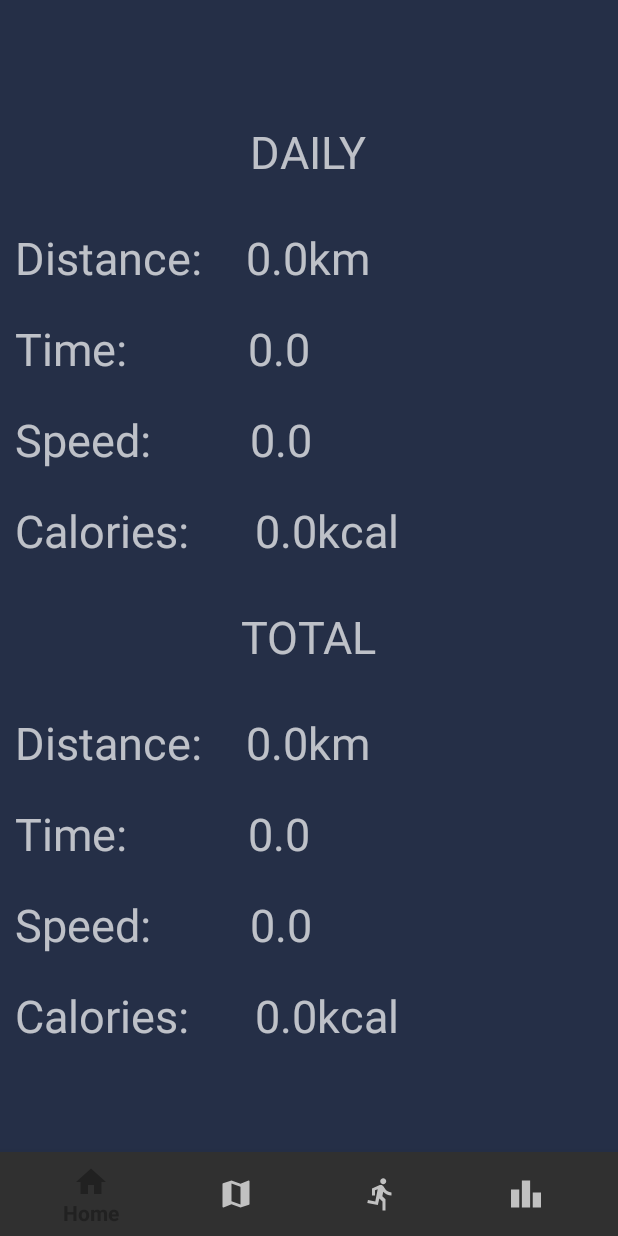
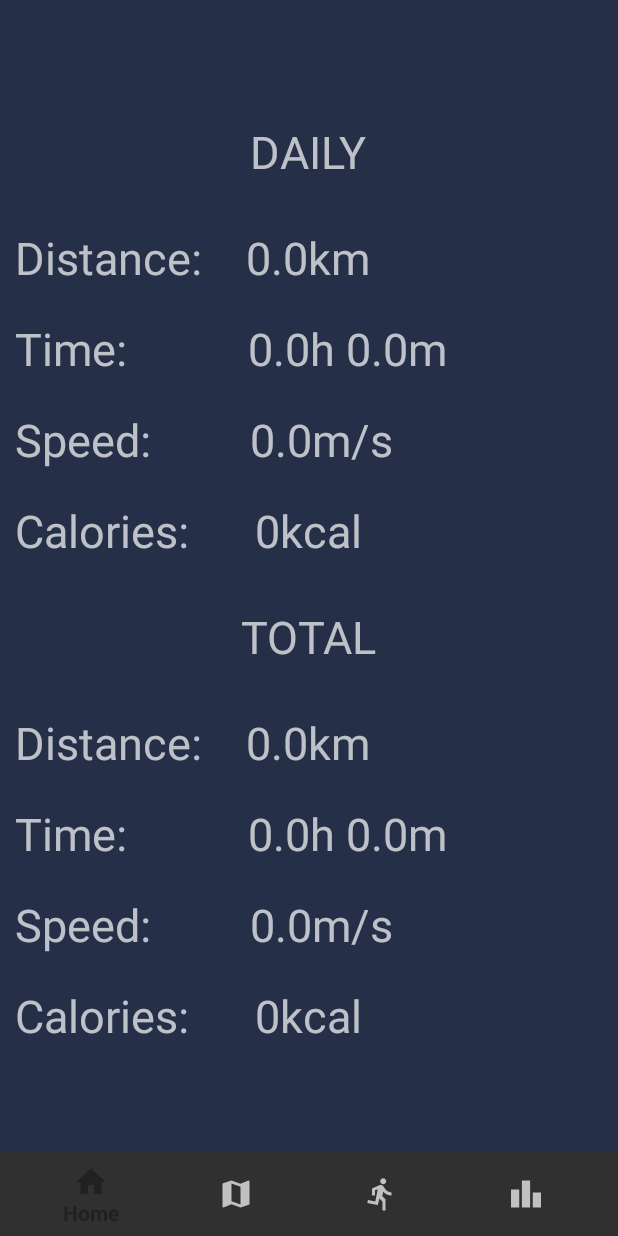
Before and after one commit to Jordanmarshall2510/CS4084-Mobile-Application-Development, an Android app: the fragment StatisticFragment placed in its activity, on a phone screen of 412 x 824 dp. Run offline under Robolectric (Android 15) with nearby library versions, the phone set to English and light mode, and no system bars; our stand-ins replace Firebase (no records; nobody signed in at launch, a user with empty details on screens opened directly); libraries missing offline, so code that uses them is left out: com.karumi.dexter; 1 statement that could not run was skipped.

Commit message:
Took stat data from database

```diff
--- a/app/src/main/java/com/example/cs4084_mobile_application_development/StatisticFragment.java
+++ b/app/src/main/java/com/example/cs4084_mobile_application_development/StatisticFragment.java
@@ -4,13 +4,13 @@ import android.os.Bundle;
 import android.view.LayoutInflater;
 import android.view.View;
 import android.view.ViewGroup;
-import android.widget.ImageView;
 import android.widget.TextView;
 import androidx.annotation.NonNull;
 import androidx.annotation.Nullable;
 import androidx.databinding.ObservableArrayList;
 import androidx.fragment.app.Fragment;
 
+import com.example.Database.Database;
 import com.google.android.gms.maps.model.LatLng;
 
 public class StatisticFragment extends Fragment {
@@ -30,6 +30,9 @@ public class StatisticFragment extends Fragment {
 
     @Override
     public void onViewCreated(@NonNull View view, @Nullable Bundle savedInstanceState) {
+
+        Database database = Database.getInstance();
+
         super.onViewCreated(view, savedInstanceState);
         View currentView = getView();
         locationPoints = LocationService.getLocationPoints();
@@ -45,24 +48,48 @@ public class StatisticFragment extends Fragment {
         TextView totalSpeedTextStatistic = (TextView) currentView.findViewById(R.id.totalSpeedTextStatistic);
         TextView totalCaloriesBurntTextStatistic = (TextView) currentView.findViewById(R.id.totalCaloriesBurntTextStatistic);
 
+        //Gets the time in minutes and hours for daily time
+        double dailyTimeMinutes = (((double) database.getDailyTime() / 1000) / 60);
+        double dailyTimeHours = ((((double) database.getDailyTime() / 1000) / 60) - dailyTimeMinutes) / 60;
+
+        dailyTimeMinutes = Math.round(dailyTimeMinutes);
+
+        //Gets the speed in meters per second for daily speed
+        double dailyTime = (double) database.getDailyTime();
+        double dailyDistance = (double) database.getDailyDistance();
+        double dailySpeed = dailyDistance / dailyTime;
+        double dailySpeedTotal = dailySpeed * 1000;
+
         // Change the daily text
         dailyDistanceTextStatistic
-                .setText("Distance:    " + distance + "km");
+                .setText("Distance:    " + ((double) database.getDailyDistance() / 1000) + "km");
         dailyTimeTextStatistic
-                .setText("Time:           " + time + "");
+                .setText("Time:           " + dailyTimeHours +"h " + dailyTimeMinutes + "m");
         dailySpeedTextStatistic
-                .setText("Speed:         " + speed + "");
+                .setText("Speed:         " + ((double) Math.round(dailySpeedTotal * 100) / 100) + "m/s");
         dailyCaloriesBurntTextStatistic
-                .setText("Calories:      " + calories + "kcal");
+                .setText("Calories:      " + database.getDailyCalories() + "kcal");
+
+        //Gets the Time in minutes and hours for total time
+        double totalTimeMinutes = (((double) database.getTotalTime() / 1000) / 60);
+        double totalTimeHours = ((((double) database.getTotalTime() / 1000) / 60) - totalTimeMinutes) / 60;
+
+        totalTimeMinutes = Math.round(totalTimeMinutes);
+
+        //Gets the speed in meters per second for the total speed
+        double totalTime = (double) database.getTotalTime();
+        double totalDistance = (double) database.getTotalDistance();
+        double totalSpeed = totalDistance / totalTime;
+        double speedTotal = totalSpeed * 1000;
 
         //Change the total text
         totalDistanceTextStatistic
-                .setText("Distance:    " + distance + "km");
+                .setText("Distance:    " + (((double) database.getTotalDistance())/ 1000) + "km");
         totalTimeTextStatistic
-                .setText("Time:           " + time + "");
+                .setText("Time:           " + totalTimeHours + "h " + totalTimeMinutes + "m");
         totalSpeedTextStatistic
-                .setText("Speed:         " + speed + "");
+                .setText("Speed:         " + ((double) Math.round(speedTotal * 100) / 100) + "m/s");
         totalCaloriesBurntTextStatistic
-                .setText("Calories:      " + calories + "kcal");
+                .setText("Calories:      " + database.getTotalCalories() + "kcal");
     }
 }
```
